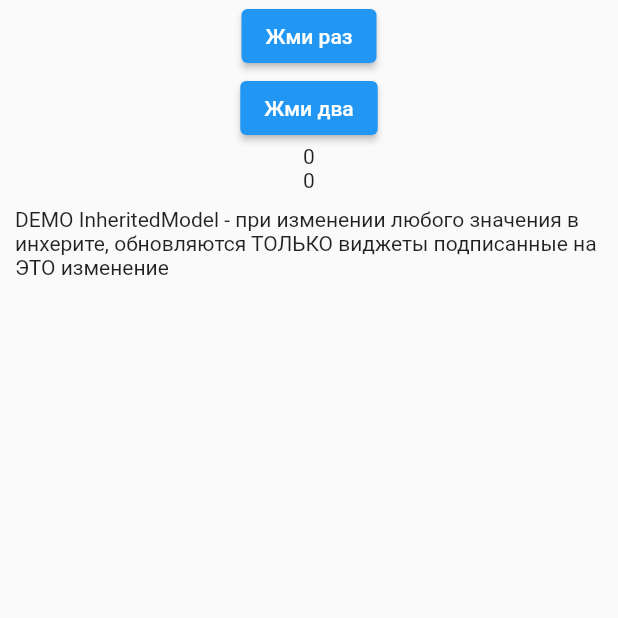
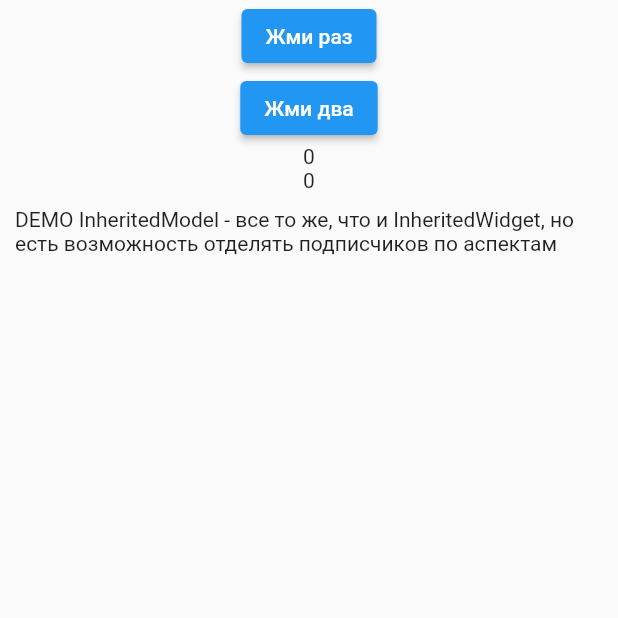
Before and after one commit to Tohaman/inherit_vs_getx, a Flutter app: the screen it shows after launch, on a phone screen of 412 x 824 dp, the top half of it. Run offline on Flutter 3.47's test engine with Material 2 defaults, Android fonts, the phone set to English and light mode, and no system bars; our stand-ins replace get.

Commit message:
InheritedModel

```diff
--- a/lib/inherit/inherited_model_app.dart
+++ b/lib/inherit/inherited_model_app.dart
@@ -60,7 +60,7 @@ class _DataOwnerStatefulState extends State<DataOwnerStateful> {
         ),
         Container(
             padding: const EdgeInsets.all(10),
-            child: const Text('DEMO InheritedModel - при изменении любого значения в инхерите, обновляются ТОЛЬКО виджеты подписанные на ЭТО изменение'),
+            child: const Text('DEMO InheritedModel - все то же, что и InheritedWidget, но есть возможность отделять подписчиков по аспектам'),
         )
       ],
     );
@@ -88,26 +88,17 @@ class DataConsumerStateless extends StatelessWidget {
     );
   }
 }
+
 class DataConsumerStateful extends StatefulWidget {
   const DataConsumerStateful({Key? key}) : super(key: key);
 
   @override
   _DataConsumerStatefulState createState() => _DataConsumerStatefulState();
 }
-
 class _DataConsumerStatefulState extends State<DataConsumerStateful> {
   @override
   Widget build(BuildContext context) {
     print("build DataConsumerStateful");
-    /// Получаем значение из инхерита, но не подписываемся на изменения
-    // final element = context.getElementForInheritedWidgetOfExactType<DataProviderInherited>();
-    // final dataProvider = element?.widget as DataProviderInherited;
-    // final value = dataProvider.value;
-    // /// А так подписываемся на изменения элемента
-    // if (element != null) {
-    //   context.dependOnInheritedElement(element);
-    // }
-
     /// Получаем значение из инхерита и подписываемся на изменения
     final value = context
         .dependOnInheritedWidgetOfExactType<DataProviderInherited>(aspect: 'two')
@@ -130,11 +121,6 @@ class DataProviderInherited extends InheritedModel<String> {
     required Widget child,
   }) : super(key: key, child: child);
 
-  static DataProviderInherited? of(BuildContext context) {
-    final DataProviderInherited? result = context.dependOnInheritedWidgetOfExactType<DataProviderInherited>();
-    return result;
-  }
-
   @override
   bool updateShouldNotify(DataProviderInherited oldWidget) {
     return valueOne != oldWidget.valueOne || valueTwo != oldWidget.valueTwo;
```
